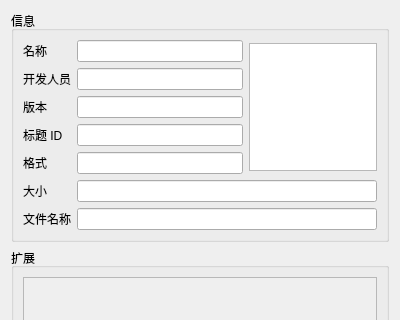
Qt form src/yuzu/configuration/configure_per_general.ui (formylover/yuzu-early-access) before a commit; both pictures show x 0 to 400 and y 0 to 320 of the 400 by 520 pixel window.
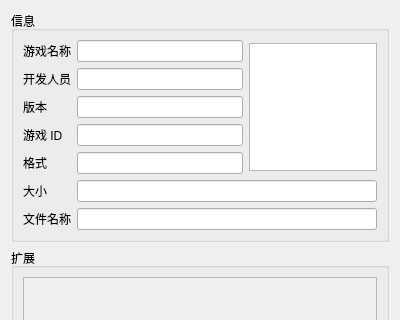
The same form after that commit.

What changed in the file:
```diff
--- a/src/yuzu/configuration/configure_per_general.ui
+++ b/src/yuzu/configuration/configure_per_general.ui
@@ -64,7 +64,7 @@
           <item row="0" column="0">
            <widget class="QLabel" name="label">
             <property name="text">
-             <string>名称</string>
+             <string>游戏名称</string>
             </property>
            </widget>
           </item>
@@ -129,7 +129,7 @@
           <item row="3" column="0">
            <widget class="QLabel" name="label_4">
             <property name="text">
-             <string>标题 ID</string>
+             <string>游戏 ID</string>
             </property>
            </widget>
           </item>
```
Left out of the diff: 2 changed lines with no effect on the pictures.
